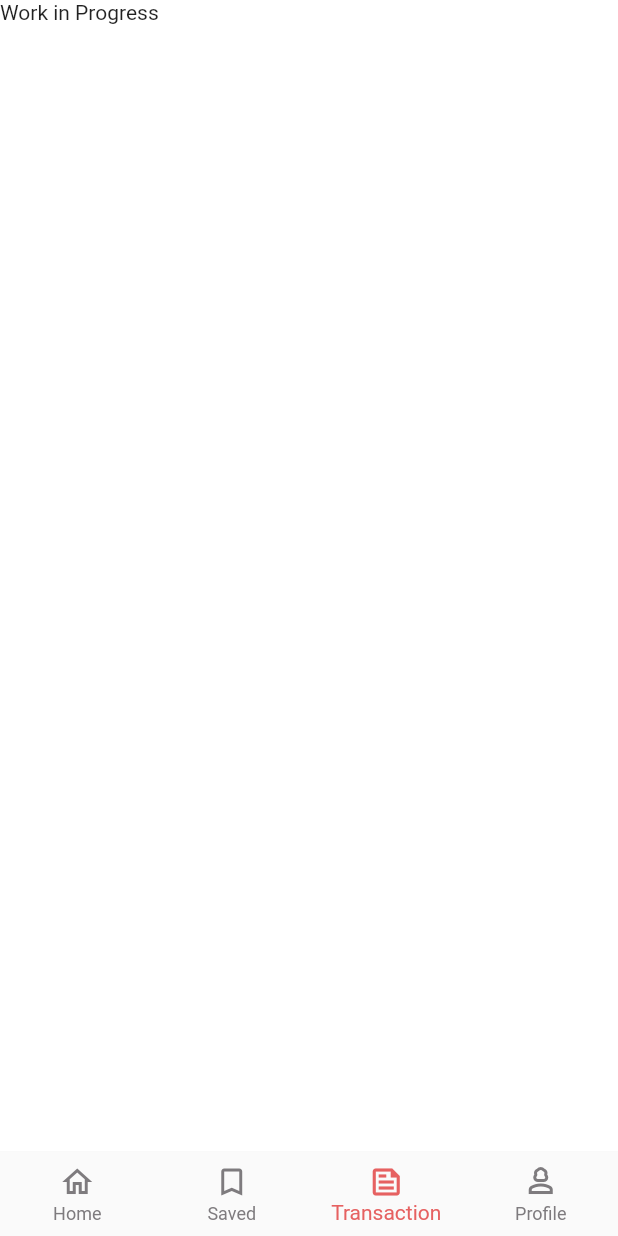
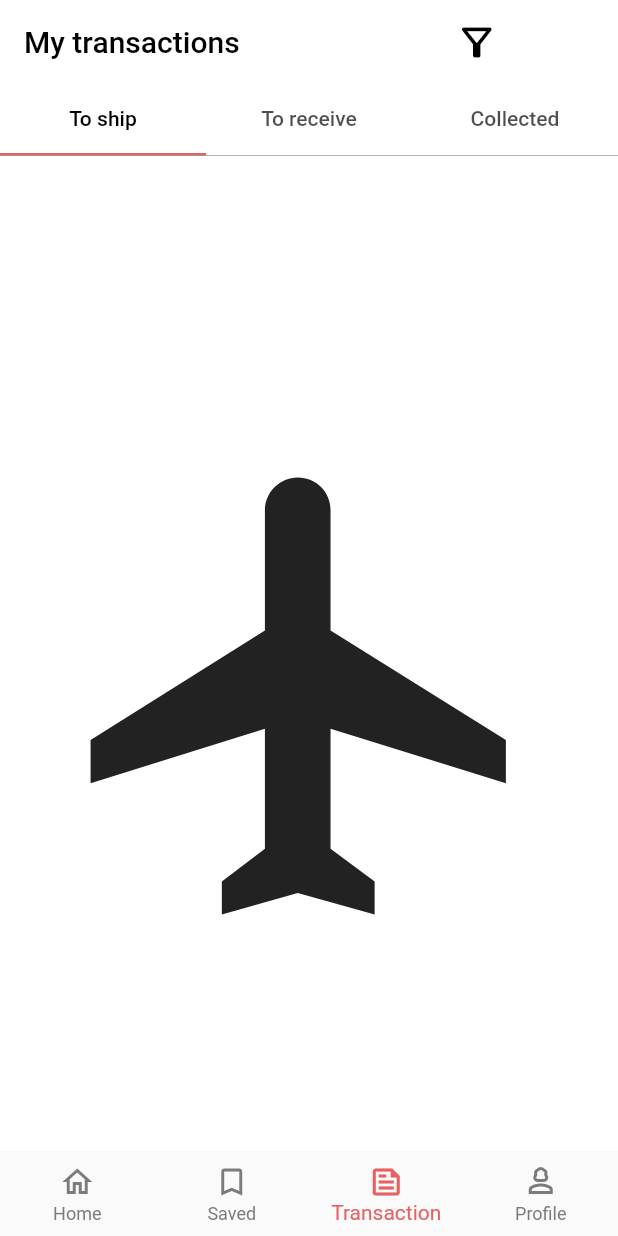
Before and after one commit to TechTrooper448482/MidTerm-Project, a Flutter app: the screen it shows after launch, item 3 of the bottom bar chosen, on a phone screen of 412 x 824 dp. Run offline on Flutter 3.47's test engine with Material 2 defaults, Android fonts, the phone set to English and light mode, and no system bars; network calls fail.

Commit message:
Transaction-Page

```diff
--- a/gadget_marketplace/lib/Home/category_home.dart
+++ b/gadget_marketplace/lib/Home/category_home.dart
@@ -71,7 +71,7 @@ class ProductCategory extends StatelessWidget {
                     ),
                     Column(
                       children: [
-                        const Chip(label: Icon(Icons.apps_rounded)),
+                        const Chip(label: Icon(Icons.dashboard_outlined)),
                         const Padding(padding: EdgeInsets.only(top: 4)),
                         Text("View All",
                             style: Theme.of(context)
--- a/gadget_marketplace/lib/page_zero.dart
+++ b/gadget_marketplace/lib/page_zero.dart
@@ -1,5 +1,6 @@
 import 'package:flutter/material.dart';
 import 'package:gadget_marketplace/Home/home.dart';
+import 'package:gadget_marketplace/transaction.dart';
 
 class BottomNav extends StatefulWidget {
   const BottomNav({super.key});
@@ -12,7 +13,7 @@ class _BottomNavState extends State<BottomNav> {
   List<Widget> pages = [
     const HomePage(),
     const Text('Work in Progress'),
-    const Text('Work in Progress'),
+    const TransactionPage(),
     const Text('Work in Progress'),
   ];
   int currentIndex = 0;
--- /dev/null
+++ b/gadget_marketplace/lib/tab_bar.dart
@@ -0,0 +1,47 @@
+import 'package:flutter/material.dart';
+
+class TabBarShip extends StatelessWidget {
+  const TabBarShip({super.key});
+
+  @override
+  Widget build(BuildContext context) {
+    return DefaultTabController(
+        length: 3,
+        child: Container(
+            height: MediaQuery.of(context).size.height,
+            child: Scaffold(
+              appBar: AppBar(
+                shape: const Border(
+                    bottom: BorderSide(color: Colors.grey, width: 0.5)),
+                elevation: 0,
+                backgroundColor: Colors.white,
+                bottom: TabBar(
+                    labelColor: Colors.black,
+                    indicatorColor: Theme.of(context).primaryColor,
+                    tabs: const [
+                      Tab(text: "To ship"),
+                      Tab(text: "To receive"),
+                      Tab(text: "Collected"),
+                    ]),
+                title: Row(children: [
+                  const Text(
+                    "My transactions",
+                    style: TextStyle(color: Colors.black),
+                  ),
+                  const Padding(padding: EdgeInsets.only(left: 134.0)),
+                  IconButton(
+                    onPressed: () {},
+                    icon: const Icon(Icons.filter_alt_outlined),
+                    iconSize: 30,
+                    color: Colors.black,
+                  ),
+                ]),
+              ),
+              body: const TabBarView(children: [
+                Icon(Icons.flight, size: 350),
+                Icon(Icons.directions_transit, size: 350),
+                Icon(Icons.directions_car, size: 350),
+              ]),
+            )));
+  }
+}
--- /dev/null
+++ b/gadget_marketplace/lib/transaction.dart
@@ -0,0 +1,17 @@
+import 'package:flutter/material.dart';
+import 'package:gadget_marketplace/tab_bar.dart';
+
+class TransactionPage extends StatelessWidget {
+  const TransactionPage({super.key});
+
+  @override
+  Widget build(BuildContext context) {
+    return const Column(
+      children: [
+
+          TabBarShip()
+
+      ],
+    );
+  }
+}
```
Also changed, not shown: gadget_marketplace/lib/main.dart (+15 -17 lines).
